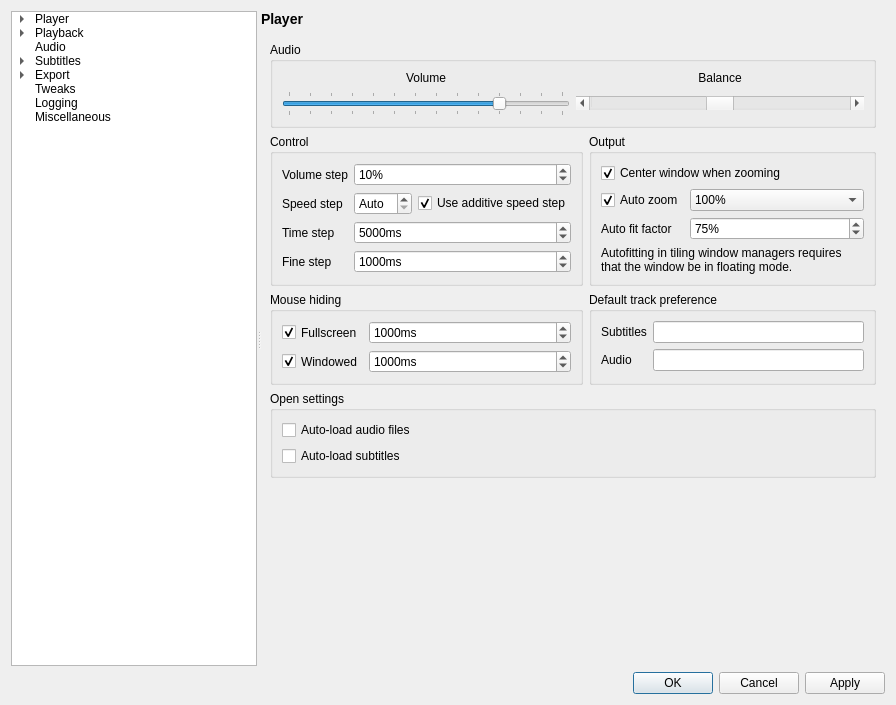
Qt form settingswindow.ui (mpc-qt/mpc-qt) before a commit.
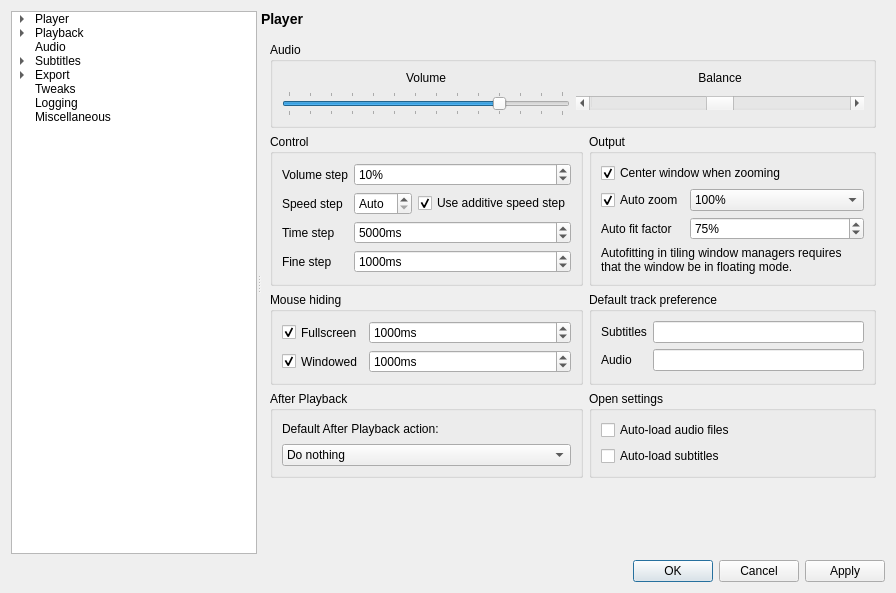
The same form after that commit. The open tabs and pages were chosen to show the change.

Commit message:
settingswindow: move after playback option
Move after playback dropdown to the Playback page.

What changed in the file:
```diff
--- a/settingswindow.ui
+++ b/settingswindow.ui
@@ -10,7 +10,7 @@
     <x>0</x>
     <y>0</y>
     <width>896</width>
-    <height>705</height>
+    <height>593</height>
    </rect>
   </property>
   <property name="windowTitle">
@@ -269,40 +269,6 @@
                 </property>
                </widget>
               </item>
-              <item>
-               <widget class="QLabel" name="afterPlaybackDefaultLabel">
-                <property name="text">
-                 <string>Default After Playback action:</string>
-                </property>
-               </widget>
-              </item>
-              <item>
-               <widget class="QComboBox" name="afterPlaybackDefault">
-                <property name="currentIndex">
-                 <number>0</number>
-                </property>
-                <item>
-                 <property name="text">
-                  <string>Do nothing</string>
-                 </property>
-                </item>
-                <item>
-                 <property name="text">
-                  <string>Repeat</string>
-                 </property>
-                </item>
-                <item>
-                 <property name="text">
-                  <string>Play next in the folder</string>
-                 </property>
-                </item>
-                <item>
-                 <property name="text">
-                  <string>Exit</string>
-                 </property>
-                </item>
-               </widget>
-              </item>
               <item>
                <spacer name="playerOtherSpacer">
                 <property name="orientation">
@@ -1314,29 +1280,6 @@
              </layout>
             </widget>
            </item>
-           <item row="3" column="0" colspan="2">
-            <widget class="QGroupBox" name="playbackAutoloadBox">
-             <property name="title">
-              <string>Open settings</string>
-             </property>
-             <layout class="QVBoxLayout" name="playbackAutoloadBoxLayout">
-              <item>
-               <widget class="QCheckBox" name="playbackAutoloadAudio">
-                <property name="text">
-                 <string>Auto-load audio files</string>
-                </property>
-               </widget>
-              </item>
-              <item>
-               <widget class="QCheckBox" name="PlaybackAutoloadSubtitles">
-                <property name="text">
-                 <string>Auto-load subtitles</string>
-                </property>
-               </widget>
-              </item>
-             </layout>
-            </widget>
-           </item>
            <item row="0" column="0" colspan="2">
             <widget class="QGroupBox" name="playbackAudioBox">
              <property name="title">
@@ -1525,6 +1468,72 @@
              </layout>
             </widget>
            </item>
+           <item row="3" column="1">
+            <widget class="QGroupBox" name="playbackAutoloadBox">
+             <property name="title">
+              <string>Open settings</string>
+             </property>
+             <layout class="QVBoxLayout" name="playbackAutoloadBoxLayout">
+              <item>
+               <widget class="QCheckBox" name="playbackAutoloadAudio">
+                <property name="text">
+                 <string>Auto-load audio files</string>
+                </property>
+               </widget>
+              </item>
+              <item>
+               <widget class="QCheckBox" name="PlaybackAutoloadSubtitles">
+                <property name="text">
+                 <string>Auto-load subtitles</string>
+                </property>
+               </widget>
+              </item>
+             </layout>
+            </widget>
+           </item>
+           <item row="3" column="0">
+            <widget class="QGroupBox" name="afterPlaybackBox">
+             <property name="title">
+              <string>After Playback</string>
+             </property>
+             <layout class="QVBoxLayout" name="verticalLayout_16">
+              <item>
+               <widget class="QLabel" name="afterPlaybackDefaultLabel">
+                <property name="text">
+                 <string>Default After Playback action:</string>
+                </property>
+               </widget>
+              </item>
+              <item>
+               <widget class="QComboBox" name="afterPlaybackDefault">
+                <property name="currentIndex">
+                 <number>0</number>
+                </property>
+                <item>
+                 <property name="text">
+                  <string>Do nothing</string>
+                 </property>
+                </item>
+                <item>
+                 <property name="text">
+                  <string>Repeat</string>
+                 </property>
+                </item>
+                <item>
+                 <property name="text">
+                  <string>Play next in the folder</string>
+                 </property>
+                </item>
+                <item>
+                 <property name="text">
+                  <string>Exit</string>
+                 </property>
+                </item>
+               </widget>
+              </item>
+             </layout>
+            </widget>
+           </item>
           </layout>
          </widget>
          <widget class="QWidget" name="outputPage">
```
Left out of the diff: 6 changed lines with no effect on the pictures. The commit also changes 6 other files.
